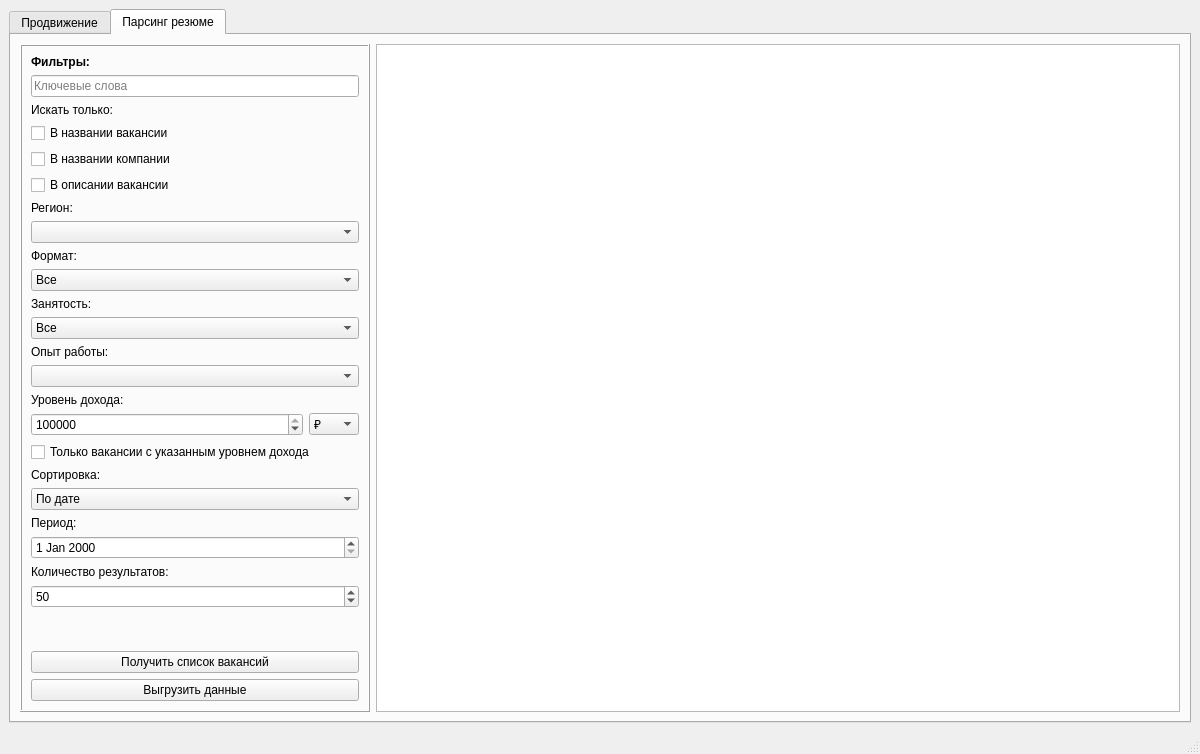
This is HeadHunterBot/mainwindow.ui in imitatehappiness/QtHeadHunterBot as Qt 5 draws it before an edit. The edited form follows.
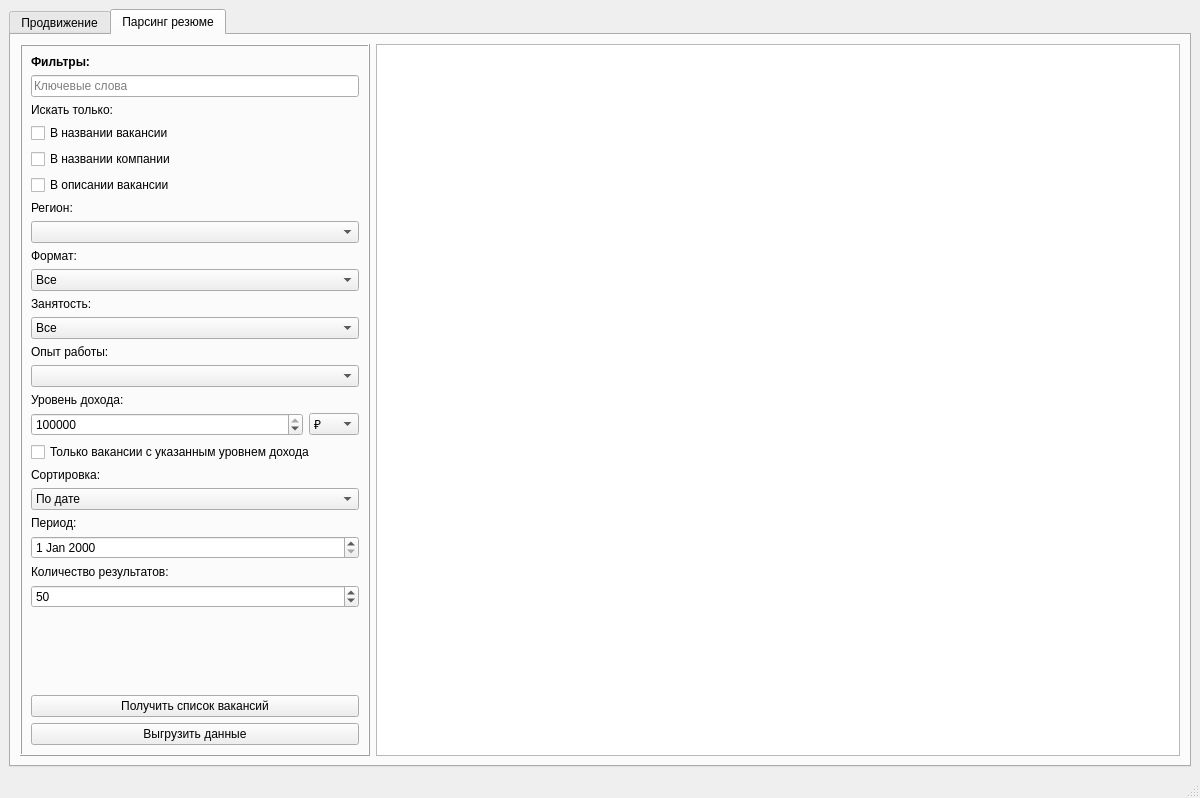
This is the edited form. The open tabs and pages were chosen to show the change. Icons and pictures are not drawn.

```diff
--- a/HeadHunterBot/mainwindow.ui
+++ b/HeadHunterBot/mainwindow.ui
@@ -7,7 +7,7 @@
     <x>0</x>
     <y>0</y>
     <width>1200</width>
-    <height>754</height>
+    <height>798</height>
    </rect>
   </property>
   <property name="sizePolicy">
@@ -775,7 +775,10 @@
            <bool>true</bool>
           </attribute>
           <attribute name="horizontalHeaderMinimumSectionSize">
-           <number>40</number>
+           <number>80</number>
+          </attribute>
+          <attribute name="horizontalHeaderDefaultSectionSize">
+           <number>120</number>
           </attribute>
           <attribute name="horizontalHeaderShowSortIndicator" stdset="0">
            <bool>true</bool>
@@ -789,6 +792,9 @@
           <attribute name="verticalHeaderHighlightSections">
            <bool>true</bool>
           </attribute>
+          <attribute name="verticalHeaderShowSortIndicator" stdset="0">
+           <bool>true</bool>
+          </attribute>
           <attribute name="verticalHeaderStretchLastSection">
            <bool>false</bool>
           </attribute>
```
Left out of the diff: 8 changed lines with no effect on the pictures.
